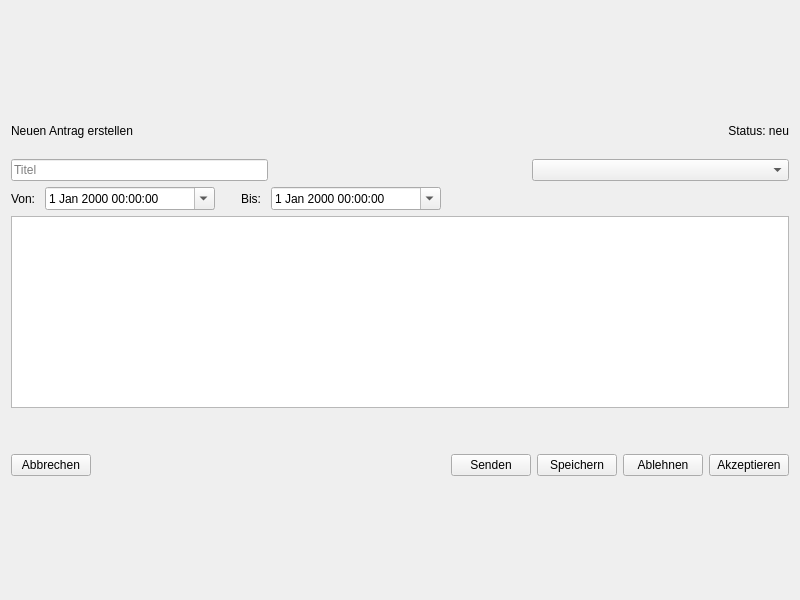
Before: the Qt Designer form HR_Managment_System_Application/antrag_detailpage.ui in MehmetMertt/twentyONE_HR_System, drawn with Qt 5.
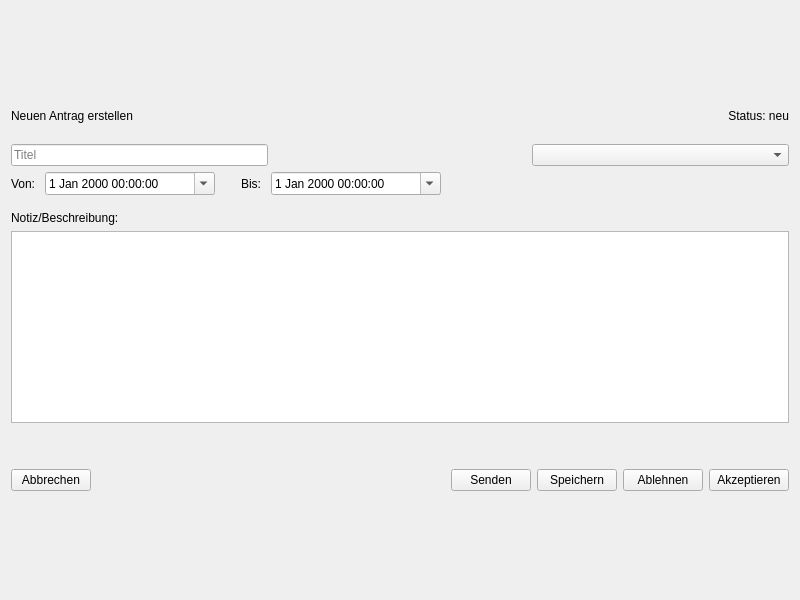
After: the same form once the commit is applied.

Commit message: antrag changes cancel

Diff of the .ui file:
```diff
--- a/HR_Managment_System_Application/antrag_detailpage.ui
+++ b/HR_Managment_System_Application/antrag_detailpage.ui
@@ -224,6 +224,29 @@
        </item>
       </layout>
      </item>
+     <item>
+      <spacer name="verticalSpacer_5">
+       <property name="orientation">
+        <enum>Qt::Vertical</enum>
+       </property>
+       <property name="sizeType">
+        <enum>QSizePolicy::Preferred</enum>
+       </property>
+       <property name="sizeHint" stdset="0">
+        <size>
+         <width>20</width>
+         <height>10</height>
+        </size>
+       </property>
+      </spacer>
+     </item>
+     <item>
+      <widget class="QLabel" name="label_3">
+       <property name="text">
+        <string>Notiz/Beschreibung:</string>
+       </property>
+      </widget>
+     </item>
      <item>
       <widget class="QPlainTextEdit" name="notiz">
        <property name="maximumSize">
```
The commit also changes 5 other files.
